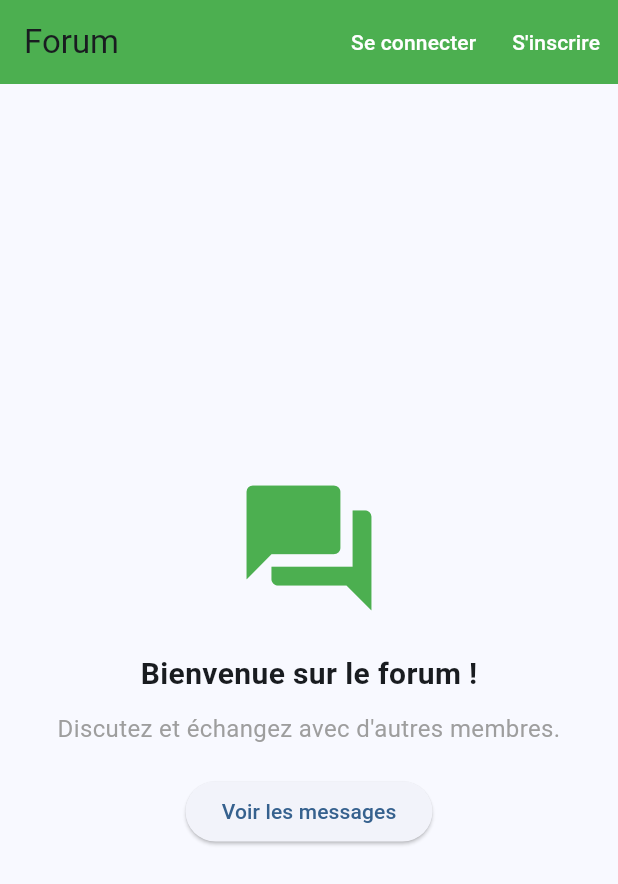
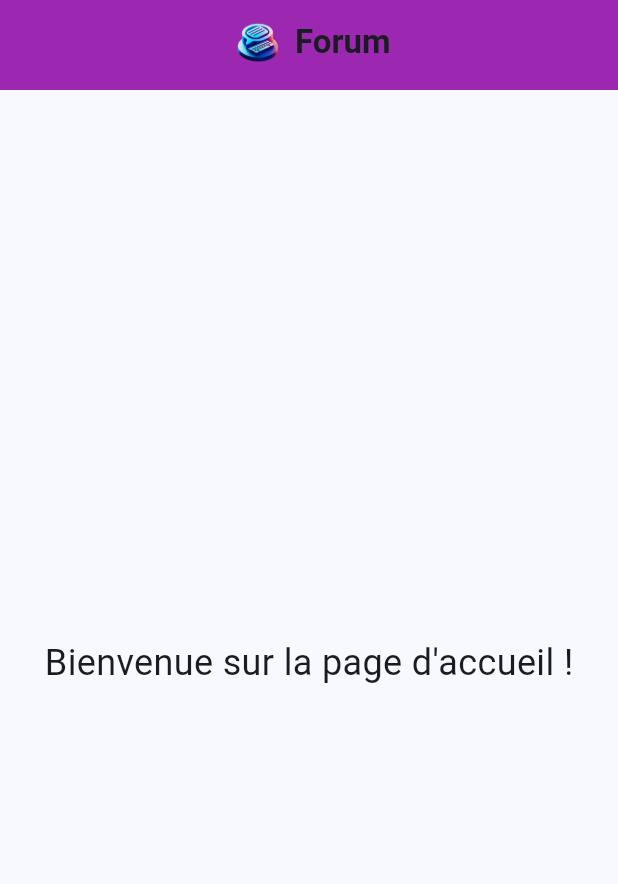
Before and after one commit to Picpepper/FlutterForum, a Flutter app: the screen it shows after launch, on a phone screen of 412 x 824 dp. Shown: the top 884 px of the screen. Run offline on Flutter 3.47's test engine with Material 3 defaults, Android fonts, the phone set to English and light mode, and no system bars; our stand-ins replace flutter_secure_storage.

Commit message:
Modification architecture + composant AppBar

```diff
--- a/lib/main.dart
+++ b/lib/main.dart
@@ -2,7 +2,7 @@ import 'package:flutter/material.dart';
 import 'package:provider/provider.dart';
 import 'providers/auth_provider.dart';
 import 'vue/login_screen.dart';
-import 'vue/home_screen.dart';
+import 'vue/accueil.dart';
 import 'vue/splash_screen.dart';
 
 void main() {
@@ -29,9 +29,10 @@ class MyApp extends StatelessWidget {
         colorScheme: ColorScheme.fromSeed(seedColor: Colors.blue),
         useMaterial3: true,
       ),
-      home: SplashScreen(), // ✅ L'appli démarre avec le SplashScreen
+      debugShowCheckedModeBanner: false,
+      home: SplashScreen(), // L'application démarre avec un splashscreen
       routes: {
-        '/home': (context) => HomeScreen(), // Accès libre au forum
+        '/home': (context) => Accueil(), // Accès libre au forum
         '/login': (context) => LoginScreen(), // Connexion facultative
       },
     );
--- a/lib/providers/auth_provider.dart
+++ b/lib/providers/auth_provider.dart
@@ -1,6 +1,5 @@
 import 'dart:convert';
 import 'package:flutter/material.dart';
-import 'package:jwt_decoder/jwt_decoder.dart';
 import 'package:http/http.dart' as http;
 import '../utils/secure_storage.dart';
 
--- a/lib/services/api_service.dart
+++ b/lib/services/api_service.dart
@@ -1,6 +1,6 @@
 import 'dart:convert';
 import 'package:http/http.dart' as http;
-import '../models/message.dart';
+import '../modele/message.dart';
 import '../utils/secure_storage.dart';
 
 class ApiService {
--- /dev/null
+++ b/lib/vue/accueil.dart
@@ -0,0 +1,25 @@
+import 'package:flutter/material.dart';
+import 'composant/appbar.dart';
+
+class Accueil extends StatefulWidget {
+  const Accueil({super.key});
+
+  @override
+  _AccueilState createState() => _AccueilState();
+}
+
+class _AccueilState extends State<Accueil> {
+  int _selectedIndex = 0;
+
+  final List<Widget> _pages = [
+    Center(child: Text("Bienvenue sur la page d'accueil !", style: TextStyle(fontSize: 24))),
+  ];
+
+  @override
+  Widget build(BuildContext context) {
+    return Scaffold(
+      appBar: CustomAppBar(),
+      body: _pages[_selectedIndex],
+    );
+  }
+}
--- a/lib/vue/authentification_choix.dart
+++ b/lib/vue/authentification_choix.dart
@@ -3,6 +3,8 @@ import 'login_screen.dart'; // ✅ Import de l'écran de connexion
 import 'register_screen.dart'; // ✅ Import de l'écran d'inscription
 
 class AuthentificationChoix extends StatelessWidget {
+  const AuthentificationChoix({super.key});
+
   @override
   Widget build(BuildContext context) {
     return Scaffold(
@@ -30,12 +32,12 @@ class AuthentificationChoix extends StatelessWidget {
                   MaterialPageRoute(builder: (context) => LoginScreen()),
                 );
               },
-              child: Text("Se Connecter"),
               style: ElevatedButton.styleFrom(
                 backgroundColor: Colors.green,
                 padding: EdgeInsets.symmetric(horizontal: 40, vertical: 15),
                 textStyle: TextStyle(fontSize: 18),
               ),
+              child: Text("Se Connecter"),
             ),
             SizedBox(height: 10),
             // ✅ Bouton pour aller à l'inscription
@@ -46,12 +48,12 @@ class AuthentificationChoix extends StatelessWidget {
                   MaterialPageRoute(builder: (context) => RegisterScreen()),
                 );
               },
-              child: Text("S'inscrire"),
               style: ElevatedButton.styleFrom(
                 backgroundColor: Colors.blue,
                 padding: EdgeInsets.symmetric(horizontal: 40, vertical: 15),
                 textStyle: TextStyle(fontSize: 18),
               ),
+              child: Text("S'inscrire"),
             ),
           ],
         ),
--- /dev/null
+++ b/lib/vue/composant/appbar.dart
@@ -0,0 +1,27 @@
+import 'package:flutter/material.dart';
+
+class CustomAppBar extends StatelessWidget implements PreferredSizeWidget {
+  const CustomAppBar({super.key});
+
+  @override
+  Size get preferredSize => Size.fromHeight(60); // Hauteur de l'AppBar
+
+  @override
+  Widget build(BuildContext context) {
+    return AppBar(
+      backgroundColor: Colors.purple,
+      centerTitle: true,
+      title: Row(
+        mainAxisSize: MainAxisSize.min,
+        children: [
+          Image.asset('assets/logo-forum.png', height: 40),
+          const SizedBox(width: 5),
+          Text(
+            "Forum",
+            style: TextStyle(fontSize: 22, fontWeight: FontWeight.bold),
+          ),
+        ],
+      ),
+    );
+  }
+}
--- a/lib/vue/home_screen.dart
+++ b/lib/vue/home_screen.dart
@@ -6,6 +6,8 @@ import 'register_screen.dart';
 import 'messages_screen.dart'; // ✅ Import correct
 
 class HomeScreen extends StatelessWidget {
+  const HomeScreen({super.key});
+
   @override
   Widget build(BuildContext context) {
     final authProvider = Provider.of<AuthProvider>(context);
--- a/lib/vue/login_screen.dart
+++ b/lib/vue/login_screen.dart
@@ -3,6 +3,8 @@ import '../widgets/myscaffold.dart';
 import '../widgets/login_form.dart';
 
 class LoginScreen extends StatelessWidget {
+  const LoginScreen({super.key});
+
   @override
   Widget build(BuildContext context) {
     return MyScaffold(
--- a/lib/vue/message_detail_screen.dart
+++ b/lib/vue/message_detail_screen.dart
@@ -1,13 +1,13 @@
 import 'package:flutter/material.dart';
 import 'package:provider/provider.dart';
-import '../models/message.dart';
+import '../modele/message.dart';
 import '../services/api_service.dart';
 import '../providers/auth_provider.dart';
 
 class MessageDetailScreen extends StatefulWidget {
   final Message message;
 
-  const MessageDetailScreen({Key? key, required this.message}) : super(key: key);
+  const MessageDetailScreen({super.key, required this.message});
 
   @override
   _MessageDetailScreenState createState() => _MessageDetailScreenState();
--- a/lib/vue/messages_screen.dart
+++ b/lib/vue/messages_screen.dart
@@ -1,11 +1,11 @@
 import 'package:flutter/material.dart';
-import 'package:provider/provider.dart';
 import '../services/api_service.dart';
-import '../models/message.dart';
+import '../modele/message.dart';
 import 'message_detail_screen.dart';
-import '../providers/auth_provider.dart';
 
 class MessageScreen extends StatefulWidget {
+  const MessageScreen({super.key});
+
   @override
   _MessageScreenState createState() => _MessageScreenState();
 }
--- a/lib/vue/register_screen.dart
+++ b/lib/vue/register_screen.dart
@@ -3,6 +3,8 @@ import 'package:provider/provider.dart';
 import '../providers/auth_provider.dart';
 
 class RegisterScreen extends StatefulWidget {
+  const RegisterScreen({super.key});
+
   @override
   _RegisterScreenState createState() => _RegisterScreenState();
 }
--- a/lib/vue/splash_screen.dart
+++ b/lib/vue/splash_screen.dart
@@ -1,8 +1,10 @@
 import 'dart:async';
 import 'package:flutter/material.dart';
-import 'home_screen.dart';
+import 'accueil.dart';
 
 class SplashScreen extends StatefulWidget {
+  const SplashScreen({super.key});
+
   @override
   _SplashScreenState createState() => _SplashScreenState();
 }
@@ -15,7 +17,7 @@ class _SplashScreenState extends State<SplashScreen> {
     Timer(Duration(seconds: 4), () {
       Navigator.pushReplacement(
         context,
-        MaterialPageRoute(builder: (context) => HomeScreen()),
+        MaterialPageRoute(builder: (context) => Accueil()),
       );
     });
   }
--- a/lib/widgets/login_form.dart
+++ b/lib/widgets/login_form.dart
@@ -4,6 +4,8 @@ import '../providers/auth_provider.dart';
 import '../vue/register_screen.dart'; // ✅ Import de RegisterScreen
 
 class LoginForm extends StatefulWidget {
+  const LoginForm({super.key});
+
   @override
   _LoginFormState createState() => _LoginFormState();
 }
--- a/lib/widgets/myscaffold.dart
+++ b/lib/widgets/myscaffold.dart
@@ -7,7 +7,7 @@ class MyScaffold extends StatelessWidget {
   final Widget body;
   final String name;
 
-  const MyScaffold({required this.body, required this.name});
+  const MyScaffold({super.key, required this.body, required this.name});
 
   @override
   Widget build(BuildContext context) {
--- a/pubspec.yaml
+++ b/pubspec.yaml
@@ -56,7 +56,7 @@ dev_dependencies:
 # The following section is specific to Flutter packages.
 flutter:
   assets:
-    - assets/splash_logo.png
+    - assets/logo-forum.png
 
   # The following line ensures that the Material Icons font is
   # included with your application, so that you can use the icons in
```
Also changed, not shown: assets/logo-forum.png (added), assets/splash_logo.png (deleted), lib/modele/message.dart (renamed from lib/models/message.dart), pubspec.lock, 1 other file.
